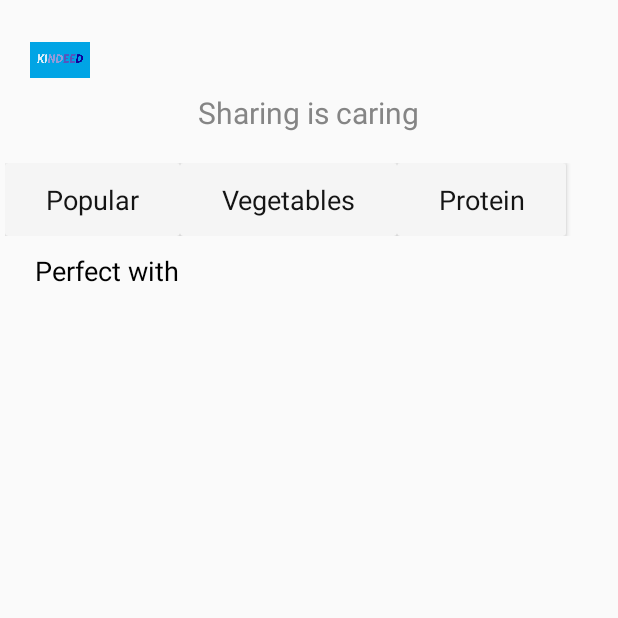
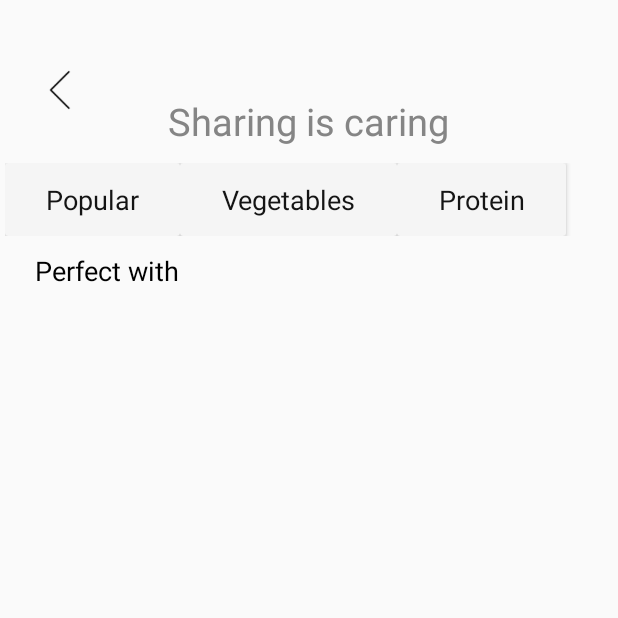
Before and after one commit to TolaTess/Kindeed, an Android app: the ServiceActivity screen opened directly, with no data from a screen before it, on a phone screen of 412 x 824 dp, the top half of it. Run offline under Robolectric (Android 15) with nearby library versions, the phone set to English and light mode, and no system bars; libraries missing offline, so code that uses them is left out: com.auth0.android; Roboto replaces fonts that are not available here; 3 statements that could not run were skipped.

Commit message:
layout update
further layout updates

```diff
--- a/app/src/main/res/layout/activity_main.xml
+++ b/app/src/main/res/layout/activity_main.xml
@@ -78,7 +78,6 @@
             android:layout_width="wrap_content"
             android:layout_height="wrap_content"
             android:layout_alignParentEnd="true"
-            android:layout_below="@id/rel2"
             android:layout_margin="16dp"
             android:contentDescription="@string/add_product"
             android:src="@drawable/ic_add_black_24dp"/>
--- a/app/src/main/res/layout/addtobasket_layout.xml
+++ b/app/src/main/res/layout/addtobasket_layout.xml
@@ -24,13 +24,14 @@
 
             >
             <ImageView
-                android:layout_width="50dp"
-                android:layout_height="50dp"
+                android:layout_width="40dp"
+                android:layout_height="40dp"
                 android:id="@+id/basket_add_to"
                 android:padding="7dp"
                 android:src="@drawable/cart"/>
 
         </androidx.cardview.widget.CardView>
+
         <TextView
             android:id="@+id/quantity_count"
             android:layout_width="match_parent"
--- a/app/src/main/res/layout/app_bar_layout.xml
+++ b/app/src/main/res/layout/app_bar_layout.xml
@@ -14,7 +14,7 @@
         android:fontFamily="@font/amarante"
         android:text="Kindeed,"
         android:textColor="@color/colorGrey"
-        android:textSize="28sp" />
+        android:textSize="30sp" />
 
     <TextView
         android:id="@+id/desc_toolbar"
@@ -25,6 +25,6 @@
         android:layout_marginTop="10dp"
         android:text="@string/slogan"
         android:textColor="@color/colorBlack"
-        android:textSize="20sp" />
+        android:textSize="25sp" />
 
 </RelativeLayout>
--- a/app/src/main/res/layout/item_bar_layout.xml
+++ b/app/src/main/res/layout/item_bar_layout.xml
@@ -10,7 +10,9 @@
         android:layout_width="40dp"
         android:layout_height="40dp"
         android:id="@+id/item_image_toolbar"
-        android:src="@drawable/kindeed_logo" />
+        android:src="@drawable/arrow_left_07"
+        android:layout_marginTop="20dp"
+        android:padding="3dp"/>
 
     <TextView
         android:id="@+id/item_title_toolbar"
@@ -21,7 +23,7 @@
         android:text="@string/kindeed"
         android:layout_centerHorizontal="true"
         android:textColor="@color/colorBlack"
-        android:textSize="28sp" />
+        android:textSize="30sp" />
 
     <TextView
         android:id="@+id/item_desc_toolbar"
@@ -32,6 +34,6 @@
         android:layout_centerHorizontal="true"
         android:text="@string/slogan"
         android:textColor="@color/colorGrey"
-        android:textSize="20sp" />
+        android:textSize="25sp" />
 
 </RelativeLayout>
--- a/app/src/main/res/layout/recycler_items.xml
+++ b/app/src/main/res/layout/recycler_items.xml
@@ -64,12 +64,12 @@
             android:layout_alignParentEnd="true"
             card_view:cardBackgroundColor="@color/colorAccent2"
             card_view:cardCornerRadius="10dp"
-            android:layout_marginTop="20dp"
+            android:layout_marginTop="30dp"
             android:layout_marginEnd="5dp">
 
             <ImageView
-                android:layout_width="45dp"
-                android:layout_height="45dp"
+                android:layout_width="40dp"
+                android:layout_height="40dp"
                 android:padding="7dp"
                 android:src="@drawable/cart"/>
 
```
Also changed, not shown: app/src/main/res/layout/quantity_panel.xml (+8 -8 lines).
